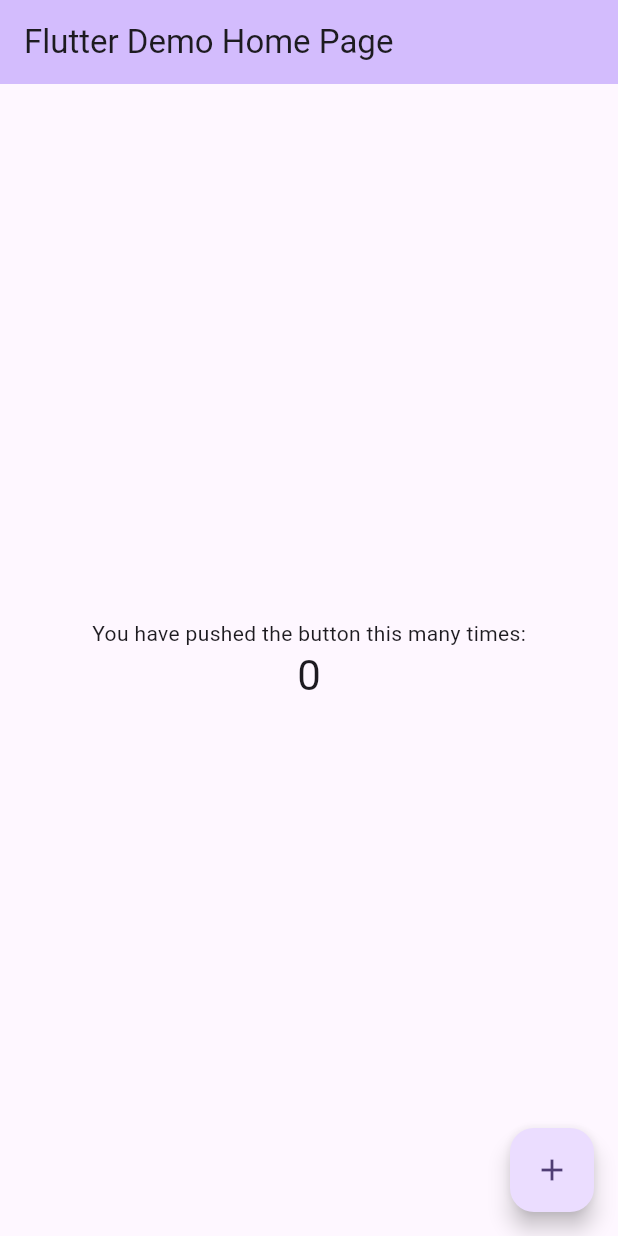
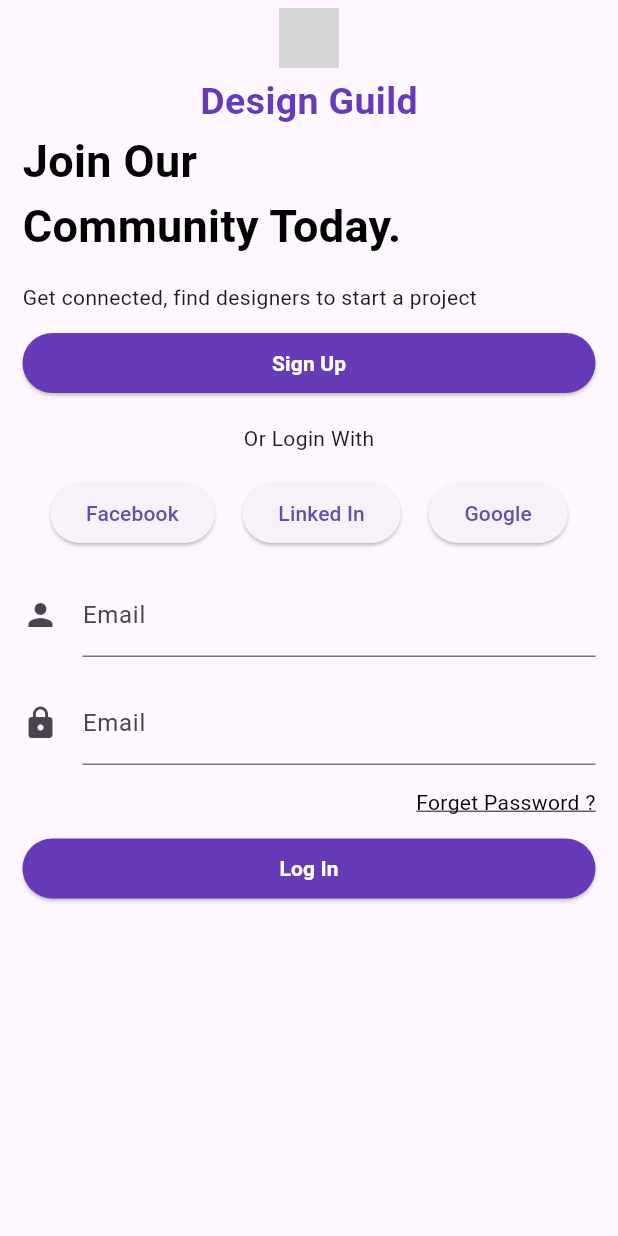
Before and after one commit to BIMASMAREN/Flutter, a Flutter app: the screen it shows after launch, on a phone screen of 412 x 824 dp. Run offline on Flutter 3.47's test engine with Material 3 defaults, Android fonts, the phone set to English and light mode, and no system bars; network calls fail; grey boxes are pictures that could not be loaded.

Commit message:
approximate design to the original

```diff
--- a/lib/main.dart
+++ b/lib/main.dart
@@ -1,125 +1,172 @@
+import 'package:flutter/cupertino.dart';
 import 'package:flutter/material.dart';
+import 'package:flutter/widgets.dart';
 
 void main() {
   runApp(const MyApp());
 }
 
+hasPressed() {
+  print('the button has been pressed');
+}
+
 class MyApp extends StatelessWidget {
   const MyApp({super.key});
 
-  // This widget is the root of your application.
   @override
   Widget build(BuildContext context) {
-    return MaterialApp(
-      title: 'Flutter Demo',
-      theme: ThemeData(
-        // This is the theme of your application.
-        //
-        // TRY THIS: Try running your application with "flutter run". You'll see
-        // the application has a purple toolbar. Then, without quitting the app,
-        // try changing the seedColor in the colorScheme below to Colors.green
-        // and then invoke "hot reload" (save your changes or press the "hot
-        // reload" button in a Flutter-supported IDE, or press "r" if you used
-        // the command line to start the app).
-        //
-        // Notice that the counter didn't reset back to zero; the application
-        // state is not lost during the reload. To reset the state, use hot
-        // restart instead.
-        //
-        // This works for code too, not just values: Most code changes can be
-        // tested with just a hot reload.
-        colorScheme: ColorScheme.fromSeed(seedColor: Colors.deepPurple),
-        useMaterial3: true,
-      ),
-      home: const MyHomePage(title: 'Flutter Demo Home Page'),
+    return const MaterialApp(
+      home: RootPage(),
     );
   }
 }
 
-class MyHomePage extends StatefulWidget {
-  const MyHomePage({super.key, required this.title});
-
-  // This widget is the home page of your application. It is stateful, meaning
-  // that it has a State object (defined below) that contains fields that affect
-  // how it looks.
-
-  // This class is the configuration for the state. It holds the values (in this
-  // case the title) provided by the parent (in this case the App widget) and
-  // used by the build method of the State. Fields in a Widget subclass are
-  // always marked "final".
-
-  final String title;
+class RootPage extends StatefulWidget {
+  const RootPage({super.key});
 
   @override
-  State<MyHomePage> createState() => _MyHomePageState();
+  State<RootPage> createState() => _RootState();
 }
 
-class _MyHomePageState extends State<MyHomePage> {
-  int _counter = 0;
-
-  void _incrementCounter() {
-    setState(() {
-      // This call to setState tells the Flutter framework that something has
-      // changed in this State, which causes it to rerun the build method below
-      // so that the display can reflect the updated values. If we changed
-      // _counter without calling setState(), then the build method would not be
-      // called again, and so nothing would appear to happen.
-      _counter++;
-    });
-  }
-
+class _RootState extends State<RootPage> {
   @override
   Widget build(BuildContext context) {
-    // This method is rerun every time setState is called, for instance as done
-    // by the _incrementCounter method above.
-    //
-    // The Flutter framework has been optimized to make rerunning build methods
-    // fast, so that you can just rebuild anything that needs updating rather
-    // than having to individually change instances of widgets.
     return Scaffold(
-      appBar: AppBar(
-        // TRY THIS: Try changing the color here to a specific color (to
-        // Colors.amber, perhaps?) and trigger a hot reload to see the AppBar
-        // change color while the other colors stay the same.
-        backgroundColor: Theme.of(context).colorScheme.inversePrimary,
-        // Here we take the value from the MyHomePage object that was created by
-        // the App.build method, and use it to set our appbar title.
-        title: Text(widget.title),
+      body: Column(
+        children: [
+          Padding(
+            padding: EdgeInsets.all(5),
+            child: Image.network(
+              "https://clipground.com/images/logos-png-8.png",
+              width: 40,
             ),
-      body: Center(
-        // Center is a layout widget. It takes a single child and positions it
-        // in the middle of the parent.
+          ),
+          Container(
+            width: double.infinity,
+            child: const Center(
+              child: Text(
+                'Design Guild',
+                style: TextStyle(
+                    color: Colors.deepPurple,
+                    fontSize: 25,
+                    fontWeight: FontWeight.bold),
+              ),
+            ),
+          ),
+          Expanded(
+              child: Padding(
+            padding: EdgeInsets.only(left: 15, right: 15),
             child: Column(
-          // Column is also a layout widget. It takes a list of children and
-          // arranges them vertically. By default, it sizes itself to fit its
-          // children horizontally, and tries to be as tall as its parent.
-          //
-          // Column has various properties to control how it sizes itself and
-          // how it positions its children. Here we use mainAxisAlignment to
-          // center the children vertically; the main axis here is the vertical
-          // axis because Columns are vertical (the cross axis would be
-          // horizontal).
-          //
-          // TRY THIS: Invoke "debug painting" (choose the "Toggle Debug Paint"
-          // action in the IDE, or press "p" in the console), to see the
-          // wireframe for each widget.
-          mainAxisAlignment: MainAxisAlignment.center,
-          children: <Widget>[
-            const Text(
-              'You have pushed the button this many times:',
+              children: [
+                const SizedBox(
+                  child: Align(
+                    alignment: Alignment.centerLeft,
+                    child: Text(
+                      'Join Our\nCommunity Today.',
+                      style: TextStyle(
+                          color: Colors.black,
+                          fontSize: 30,
+                          fontWeight: FontWeight.bold),
                     ),
-            Text(
-              '$_counter',
-              style: Theme.of(context).textTheme.headlineMedium,
                   ),
+                ),
+                const SizedBox(
+                  height: 16,
+                ),
+                const SizedBox(
+                  child: Align(
+                      alignment: Alignment.centerLeft,
+                      child: Text(
+                          'Get connected, find designers to start a project')),
+                ),
+                SizedBox(height: 10),
+                const SizedBox(
+                    width: double.infinity,
+                    child: ElevatedButton(
+                      onPressed: hasPressed,
+                      style: ButtonStyle(
+                        backgroundColor:
+                            WidgetStatePropertyAll(Colors.deepPurple),
+                      ),
+                      child: Text(
+                        'Sign Up',
+                        style: TextStyle(
+                            color: Colors.white, fontWeight: FontWeight.bold),
+                      ),
+                    )),
+                SizedBox(
+                  height: 16,
+                ),
+                SizedBox(
+                  child: Text('Or Login With'),
+                ),
+                SizedBox(
+                  height: 16,
+                ),
+                const Row(
+                  mainAxisAlignment: MainAxisAlignment.spaceEvenly,
+                  children: [
+                    ElevatedButton(
+                        onPressed: hasPressed, child: Text('Facebook')),
+                    ElevatedButton(
+                        onPressed: hasPressed, child: Text('Linked In')),
+                    ElevatedButton(onPressed: hasPressed, child: Text('Google'))
                   ],
                 ),
+                SizedBox(height: 16),
+                Container(
+                  width: double.infinity,
+                  child: TextFormField(
+                    decoration: const InputDecoration(
+                        icon: Icon(Icons.person),
+                        hintText: 'What do people call you?',
+                        labelText: 'Email'),
                   ),
-      floatingActionButton: FloatingActionButton(
-        onPressed: _incrementCounter,
-        tooltip: 'Increment',
-        child: const Icon(Icons.add),
-      ), // This trailing comma makes auto-formatting nicer for build methods.
+                ),
+                SizedBox(height: 16),
+                Container(
+                  width: double.infinity,
+                  child: TextFormField(
+                    decoration: const InputDecoration(
+                        icon: Icon(Icons.lock),
+                        hintText: 'What do people call you?',
+                        labelText: 'Email'),
+                  ),
+                ),
+                const SizedBox(
+                  height: 15,
+                ),
+                const SizedBox(
+                  child: Align(
+                    alignment: Alignment.centerRight,
+                    child: Text(
+                      'Forget Password ?',
+                      style: TextStyle(
+                          color: Colors.black,
+                          decoration: TextDecoration.underline),
+                    ),
+                  ),
+                ),
+                SizedBox(height: 10),
+                const SizedBox(
+                    width: double.infinity,
+                    child: ElevatedButton(
+                      onPressed: hasPressed,
+                      style: ButtonStyle(
+                        backgroundColor:
+                            WidgetStatePropertyAll(Colors.deepPurple),
+                      ),
+                      child: Text(
+                        'Log In',
+                        style: TextStyle(
+                            color: Colors.white, fontWeight: FontWeight.bold),
+                      ),
+                    ))
+              ],
+            ),
+          ))
+        ],
+      ),
     );
   }
 }
```
Also changed, not shown: assets/images/logo.png (added), 1 other file. Lines whose indentation alone changed are shown as unchanged.
